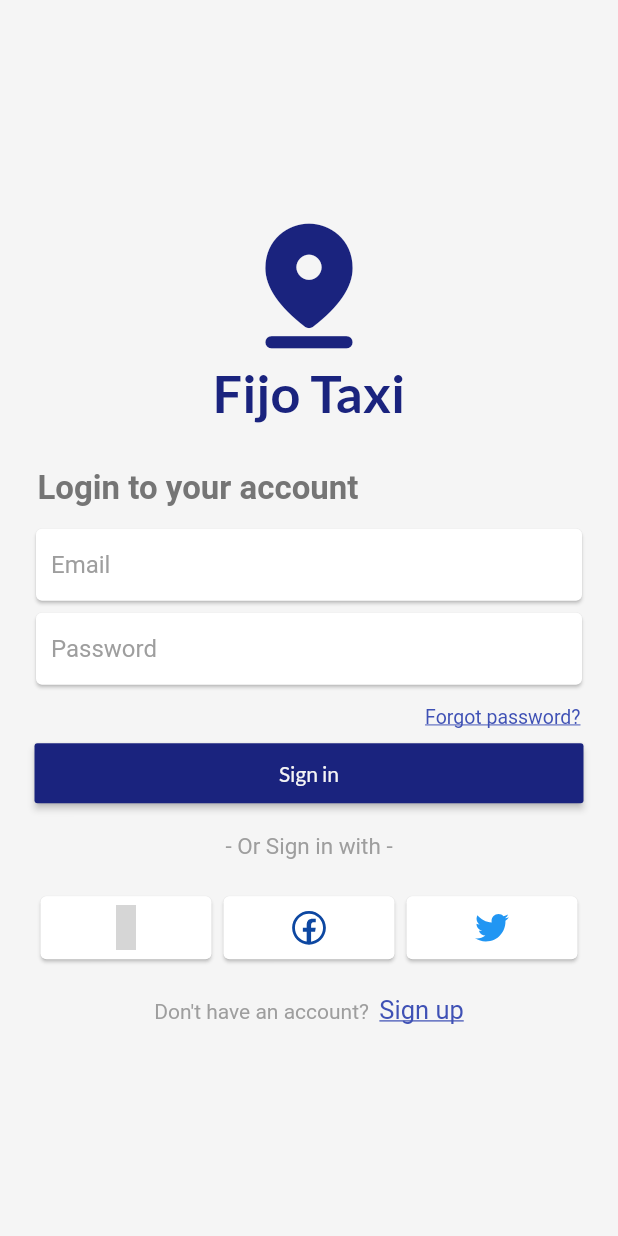
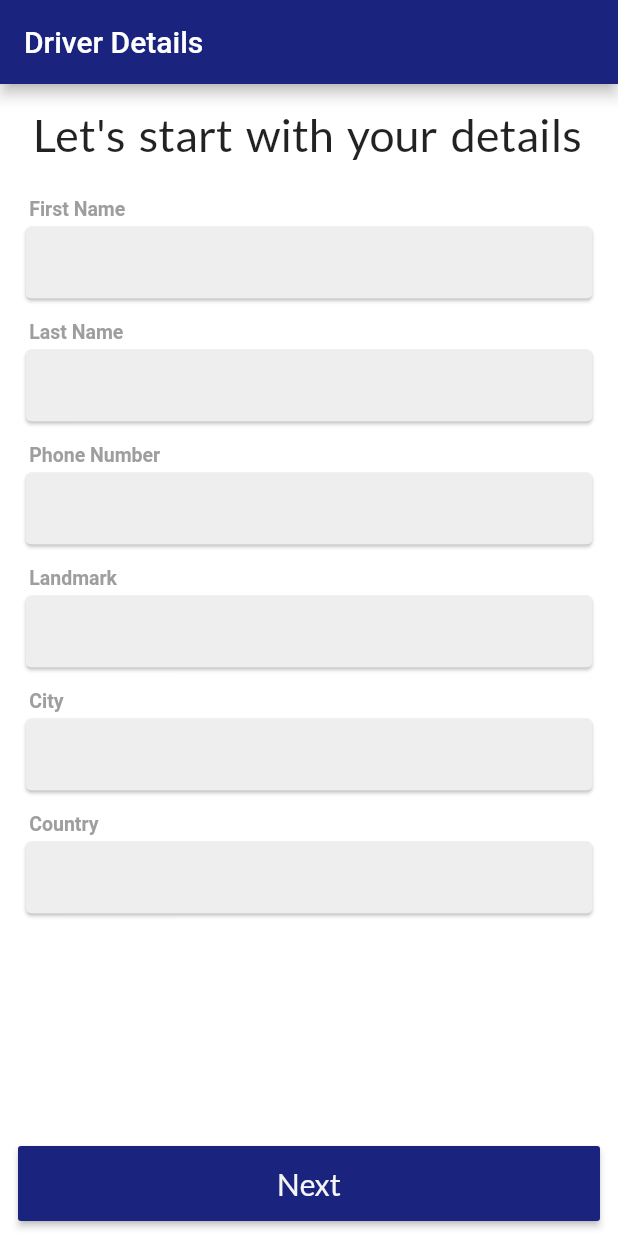
Before and after one commit to deVamshi/taxi_app, a Flutter app: the screen it shows after launch, on a phone screen of 412 x 824 dp. Run offline on Flutter 3.47's test engine with Material 2 defaults, Android fonts, the phone set to English and light mode, and no system bars; our stand-ins replace firebase_auth, firebase_core, google_fonts, google_sign_in, line_awesome_flutter; accounts and stored records are empty; grey boxes are pictures that could not be loaded.

Commit message:
personal details done

```diff
--- /dev/null
+++ b/lib/constants/app_colors.dart
@@ -0,0 +1,4 @@
+import 'package:flutter/material.dart';
+
+Color appbarColor = Colors.indigo[900];
+Color scaffoldColor = Colors.grey[100];
--- a/lib/controllers/authentications.dart
+++ b/lib/controllers/authentications.dart
@@ -55,6 +55,7 @@ class Authentications {
     } catch (e) {
       print(e);
     }
+    return 5;
   }
 
   forgotpassword(String email) async {
--- a/lib/main.dart
+++ b/lib/main.dart
@@ -1,6 +1,8 @@
 import 'package:flutter/material.dart';
 import 'package:taxi_app/screeens/login.dart';
 import 'package:firebase_core/firebase_core.dart';
+import 'package:taxi_app/screeens/person_details.dart';
+import 'package:taxi_app/screeens/signup.dart';
 
 Future<void> main() async {
   WidgetsFlutterBinding.ensureInitialized();
@@ -20,7 +22,7 @@ class MyApp extends StatelessWidget {
         primarySwatch: Colors.indigo,
         visualDensity: VisualDensity.adaptivePlatformDensity,
       ),
-      home: Login(),
+      home: PersonDetails(),
     );
   }
 }
--- /dev/null
+++ b/lib/screeens/person_details.dart
@@ -0,0 +1,94 @@
+import 'package:flutter/material.dart';
+import 'package:google_fonts/google_fonts.dart';
+import 'package:taxi_app/constants/app_colors.dart';
+import 'package:taxi_app/misc.dart';
+import 'package:taxi_app/widgets/repeat_code.dart';
+
+// 1.Location
+// 2.Country
+// 3.city
+// 4.name
+// 5.surname
+// 6.phonenum
+// 7.autonomous/company/salaried
+// 8.profile picture
+// 9.taxi details,eg:car no,brand ,model
+// 10.Bank account details
+
+class PersonDetails extends StatelessWidget {
+  @override
+  Widget build(BuildContext context) {
+    return Scaffold(
+      backgroundColor: Colors.white,
+      appBar: AppBar(
+        backgroundColor: appbarColor,
+        title: Text("Driver Details"),
+      ),
+      body: Column(
+        children: [
+          Expanded(
+            child: Container(
+              child: Padding(
+                padding: const EdgeInsets.symmetric(horizontal: 12.0),
+                child: ScrollConfiguration(
+                  behavior: MyBehavior(),
+                  child: ListView(
+                    children: [
+                      SizedBox(
+                        height: 15,
+                      ),
+                      Padding(
+                        padding: const EdgeInsets.symmetric(horizontal: 10),
+                        child: Text(
+                          "Let's start with your details",
+                          style: GoogleFonts.lato(
+                            wordSpacing: 3,
+                            fontSize: 30,
+                            height: 1.2,
+                          ),
+                        ),
+                      ),
+                      const SizedBox(
+                        height: 20,
+                      ),
+                      customTextFieldForDetails("First Name"),
+                      customTextFieldForDetails("Last Name"),
+                      customTextFieldForDetails("Phone Number"),
+                      // customTextFieldForDetails("House Number"),
+                      customTextFieldForDetails("Landmark"),
+                      customTextFieldForDetails("City"),
+                      customTextFieldForDetails("Country"),
+                      const SizedBox(
+                        height: 15,
+                      ),
+                      // Align(
+                      //   alignment: Alignment.bottomCenter,
+                      //   child:
+                      // ),
+                    ],
+                  ),
+                ),
+              ),
+            ),
+          ),
+          Padding(
+            padding: const EdgeInsets.symmetric(horizontal: 12),
+            child: Container(
+              width: (double.maxFinite),
+              height: 50,
+              child: RaisedButton(
+                  onPressed: () {},
+                  child: Text("Next",
+                      style: GoogleFonts.lato(
+                          color: Colors.grey[100], fontSize: 20)),
+                  color: Colors.indigo[900]),
+            ),
+          ),
+          const SizedBox(
+            height: 10,
+          )
+        ],
+      ),
+    );
+  }
+}
--- a/lib/screeens/signup.dart
+++ b/lib/screeens/signup.dart
@@ -5,9 +5,8 @@ import 'package:taxi_app/controllers/authentications.dart';
 import 'package:taxi_app/misc.dart';
 import 'package:taxi_app/screeens/home_screen.dart';
 import 'package:taxi_app/screeens/login.dart';
-import 'package:taxi_app/screeens/welcome_screen.dart';
 import 'package:taxi_app/widgets/custom_logo_button.dart';
-import 'package:taxi_app/widgets/text_field.dart';
+import 'package:taxi_app/widgets/custom_text_field.dart';
 
 class SignUp extends StatelessWidget {
   final emailController = TextEditingController();
--- a/lib/widgets/custom_logo_button.dart
+++ b/lib/widgets/custom_logo_button.dart
@@ -1,5 +1,4 @@
 import 'package:flutter/material.dart';
-import 'package:line_awesome_flutter/line_awesome_flutter.dart';
 
 class CustomLogoButton extends StatelessWidget {
   final IconData icon;
--- /dev/null
+++ b/lib/widgets/repeat_code.dart
@@ -0,0 +1,46 @@
+import 'package:flutter/material.dart';
+
+InputDecoration textFieldDecoration() {
+  return InputDecoration(
+    border: InputBorder.none,
+    focusedBorder: InputBorder.none,
+    enabledBorder: InputBorder.none,
+    errorBorder: InputBorder.none,
+    disabledBorder: InputBorder.none,
+    // hintText: "$hintText",
+    // hintStyle: TextStyle(color: Colors.grey[400]
+    // ),
+  );
+}
+
+Widget customTextFieldForDetails(
+  String heading,
+) {
+  return Container(
+    margin: EdgeInsets.symmetric(horizontal: 1, vertical: 5),
+    height: 72,
+    child: Column(
+      crossAxisAlignment: CrossAxisAlignment.start,
+      children: <Widget>[
+        Container(
+          height: 15,
+          child: Text(
+            "  $heading",
+            style: TextStyle(
+                fontWeight: FontWeight.bold, color: Colors.grey, fontSize: 13),
+          ),
+        ),
+        Card(
+          color: Colors.grey[200],
+          child: Padding(
+            padding: const EdgeInsets.symmetric(horizontal: 10),
+            child: TextField(
+              keyboardType: TextInputType.name,
+              decoration: textFieldDecoration(),
+            ),
+          ),
+        ),
+      ],
+    ),
+  );
+}
--- a/lib/widgets/space_widget.dart
+++ /dev/null
@@ -1,11 +0,0 @@
-import 'package:flutter/material.dart';
-
-class SpaceWidget extends StatelessWidget {
-  const SpaceWidget();
-  @override
-  Widget build(BuildContext context) {
-    return SizedBox(
-      height: 20,
-    );
-  }
-}
```
Also changed, not shown: lib/screeens/login.dart (+5 -5 lines), lib/widgets/custom_text_field.dart (renamed from lib/widgets/text_field.dart).
